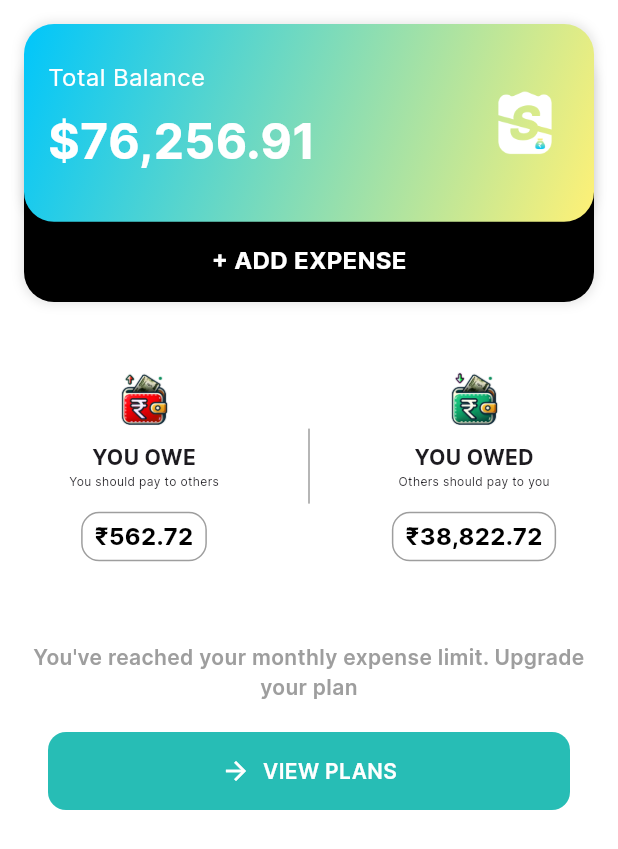
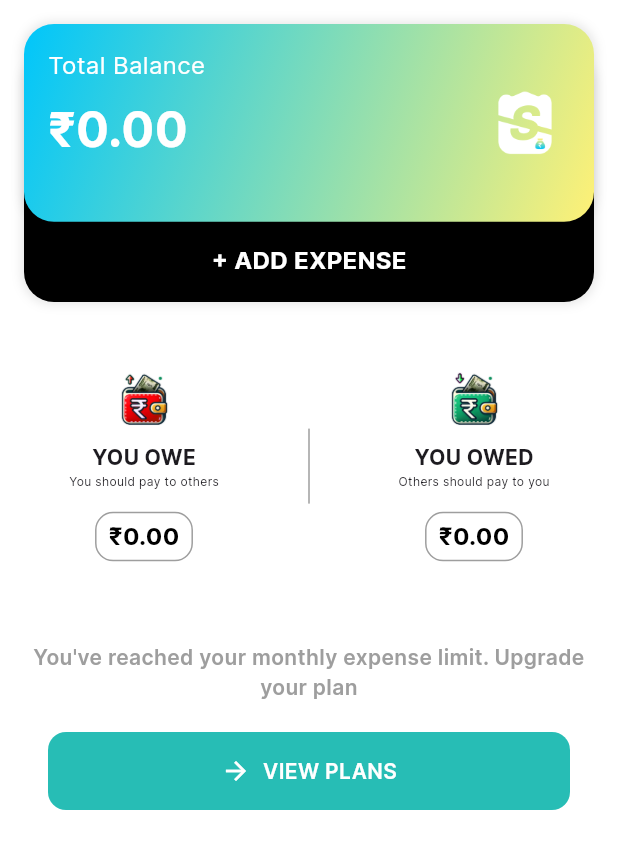
Before and after one commit to KonvictDev/splitter, a Flutter app: the HomePage screen opened directly, after a tap on "VIEW PLANS", on a phone screen of 412 x 824 dp. Shown: the top 849 px of the screen. Run offline on Flutter 3.47's test engine with Material 3 defaults, Android fonts, the phone set to English and light mode, and no system bars; our stand-ins replace animated_flip_counter, cloud_firestore, cloud_functions, contacts_service, firebase_auth, firebase_core and 8 more; missing offline and left inert: firebase_app_check; accounts and stored records are empty.

Commit message:
Day 4 commit

```diff
--- a/lib/Constants/AppConstants.dart
+++ b/lib/Constants/AppConstants.dart
@@ -16,4 +16,11 @@ class AppConstants {
   static const double textFieldWidth = 85.0;
   static const double borderRadius = 10.0;
   static const double dialogBorderRadius = 20.0;
+
+  // Example
+  static TextStyle titleStyle = TextStyle(
+    fontFamily: 'interBold',
+    fontSize: 32,
+    color: Colors.white,
+  );
 }
--- a/lib/bottom_navigation_main_screen.dart
+++ b/lib/bottom_navigation_main_screen.dart
@@ -1,19 +1,20 @@
 import 'package:flutter/cupertino.dart';
 import 'package:flutter/material.dart';
+import 'package:flutter_riverpod/flutter_riverpod.dart';
 
 import 'friends_screen.dart';
 import 'ProfilePage.dart';
 import 'groupsPage.dart';
 import 'home_page.dart';
 
-class BottomNavigationMainScreen extends StatefulWidget {
+class BottomNavigationMainScreen extends ConsumerStatefulWidget {
   @override
   _BottomNavigationMainScreenState createState() =>
       _BottomNavigationMainScreenState();
 }
 
 class _BottomNavigationMainScreenState
-    extends State<BottomNavigationMainScreen> {
+    extends ConsumerState<BottomNavigationMainScreen> {
   int _selectedIndex = 0;
 
   final List<Widget> _screens = [
--- a/lib/home_page.dart
+++ b/lib/home_page.dart
@@ -1,16 +1,87 @@
 import 'dart:ui';
+import 'package:animated_flip_counter/animated_flip_counter.dart';
+import 'package:cloud_firestore/cloud_firestore.dart';
+import 'package:firebase_auth/firebase_auth.dart';
 import 'package:flutter/material.dart';
+import 'package:flutter_riverpod/flutter_riverpod.dart';
+import 'package:splitter/groupCreationPage.dart'; // Ensure this import is correct
+import 'package:splitter/provider/balanceProvider.dart';
+import 'package:splitter/repository/GroupRepository.dart';
+import 'Constants/AppConstants.dart';
 
-class HomePage extends StatefulWidget {
+class HomePage extends ConsumerStatefulWidget  {
   @override
   _HomePageState createState() => _HomePageState();
 }
 
-class _HomePageState extends State<HomePage> {
-  int _selectedIndex = 0;
+class _HomePageState extends ConsumerState<HomePage> {
+  final GroupRepository _groupsRepository = GroupRepository();
+  String? _errorMessage;
+
+  Future<void> _fetchBalance() async {
+    final user = FirebaseAuth.instance.currentUser;
+    if (user?.phoneNumber?.isEmpty ?? true) {
+      setState(() {
+        _errorMessage = 'User not logged in or phone number missing.';
+      });
+      return;
+    }
+
+    final String userPhone = user!.phoneNumber!;
+
+    try {
+      final doc = await FirebaseFirestore.instance
+          .collection('users')
+          .doc(_groupsRepository.normalizePhone(userPhone))
+          .get();
+
+      if (!doc.exists) {
+        setState(() {
+          _errorMessage = 'User document not found.';
+        });
+        return;
+      }
+
+      final data = doc.data() as Map<String, dynamic>;
+      final Map<String, dynamic> friends = data['friends'] as Map<String, dynamic>? ?? {};
+
+      double totalTheyOwe = 0.0;
+      double totalYouOwe = 0.0;
+
+      friends.forEach((key, friend) {
+        if (friend is Map<String, dynamic>) {
+          totalTheyOwe += ((friend['theyOwe'] ?? 0) as num).toDouble();
+          totalYouOwe += ((friend['youOwe'] ?? 0) as num).toDouble();
+        }
+      });
+
+      double balance = totalTheyOwe - totalYouOwe;
+
+      // Ensure balance is not negative
+      if (balance < 0) {
+        balance = 0;
+      }
+      ref.read(balanceProvider.notifier).updateBalance(balance, totalTheyOwe, totalYouOwe);
+    } on FirebaseException catch (e) {
+      setState(() {
+        _errorMessage = 'Firebase error: ${e.message}';
+      });
+    } catch (e) {
+      setState(() {
+        _errorMessage = 'Error fetching balance: $e';
+      });
+    }
+  }
+
+  @override
+  void initState() {
+    super.initState();
+    _fetchBalance();
+  }
 
   @override
   Widget build(BuildContext context) {
+    final balanceState = ref.watch(balanceProvider);
     return Scaffold(
       backgroundColor: Colors.white,
       body: SingleChildScrollView(
@@ -18,9 +89,8 @@ class _HomePageState extends State<HomePage> {
         child: Stack(
           clipBehavior: Clip.none,
           children: [
-            // Secondary card placed in the background
             Positioned(
-              top: MediaQuery.of(context).size.height * 0.025, // 2.5% of the screen height
+              top: MediaQuery.of(context).size.height * 0.025,
               left: 0,
               right: 0,
               child: _buildSecondaryCard(context),
@@ -28,114 +98,49 @@ class _HomePageState extends State<HomePage> {
             Column(
               crossAxisAlignment: CrossAxisAlignment.start,
               children: [
-                _buildBalanceCard(context),
+                _buildBalanceCard(context, balanceState.balance),
               ],
             ),
-            // Summary cards directly below the secondary card
             Positioned(
-              top: MediaQuery.of(context).size.height * 0.26, // Adjust to place below secondary card
+              top: MediaQuery.of(context).size.height * 0.26,
               left: 0,
               right: 0,
               child: Row(
                 mainAxisAlignment: MainAxisAlignment.spaceBetween,
                 children: [
-                  _buildSummaryCard('YOU OWE', 'You should pay to others','\₹562.72',  'assets/icons/debit.png'),
+                  _buildSummaryCard('YOU OWE', 'You should pay to others', balanceState.youOwe, 'assets/icons/debit.png'),
                   Container(
                     width: 1,
-                    height: 50, // Adjust the height of the line based on your card's height
-                    color: Colors.grey, // Color of the vertical line
+                    height: 50,
+                    color: Colors.grey,
                   ),
-                  _buildSummaryCard('YOU OWED', 'Others should pay to you','\₹38,822.72',  'assets/icons/credit.png'),
+                  _buildSummaryCard('YOU OWED', 'Others should pay to you', balanceState.theyOwe, 'assets/icons/credit.png'),
                 ],
               ),
             ),
-      Positioned(
-        top: MediaQuery.of(context).size.height * 0.5, // Further adjusted position for text and button
-        left: 0,
-        right: 0,
-        child: Column(
-          children: [
-            const Center(
-              child: Text(
-                "You've reached your monthly expense limit. Upgrade your plan",
-                style: TextStyle(
-                  color: Colors.grey,
-                  fontFamily: 'interSemiBold',
-                  fontSize: 14,
-                ),
-                textAlign: TextAlign.center, // Ensures the text itself is centered
-              ),
-            ),
-            const SizedBox(height: 20),
-            Center(
-              child: GestureDetector(
-                onTap: () {
-                  // Add your navigation or action logic here
-                },
-                child: Container(
-                  width: double.infinity, // Make the button span the screen width
-                  margin: const EdgeInsets.symmetric(horizontal: 16), // Add margin for spacing
-                  padding: const EdgeInsets.symmetric(horizontal: 20, vertical: 16),
-                  decoration: BoxDecoration(
-                    gradient: const LinearGradient(
-                      colors: [   Color(0xFF27BDB5),
-                        Color(0xFF27BDB5)],
-                      begin: Alignment.centerLeft,
-                      end: Alignment.centerRight,
-                    ),
-                    borderRadius: BorderRadius.circular(12),
-                  ),
-                  child: Row(
-                    mainAxisAlignment: MainAxisAlignment.center, // Center the icon and text
-                    mainAxisSize: MainAxisSize.max,
-                    children: [
-                      const Icon(
-                        Icons.arrow_forward, // Replace with your preferred icon
-                        color: Colors.white,
-                        size: 20,
-                      ),
-                      const SizedBox(width: 8),
-                      const Text(
-                        'VIEW PLANS',
-                        style: TextStyle(
-                          color: Colors.white,
-                          fontFamily: 'interSemiBold',
-                          fontSize: 14,
-                        ),
-                      ),
-                    ],
-                  ),
-                ),
-              ),
+            Positioned(
+              top: MediaQuery.of(context).size.height * 0.5,
+              left: 0,
+              right: 0,
+              child: _buildUpgradePlanSection(),
             ),
           ],
-        ),
-      ),
-
-
-      ],
         ),
       ),
     );
   }
 
-  Widget _buildBalanceCard(BuildContext context) {
-    double screenHeight = MediaQuery.of(context).size.height;
-    double cardHeight = screenHeight * 0.16;
-
+  Widget _buildBalanceCard(BuildContext context, double balance) {
     return Container(
       width: MediaQuery.of(context).size.width,
-      height: cardHeight,
+      height: MediaQuery.of(context).size.height * 0.16,
       padding: const EdgeInsets.all(16),
       decoration: BoxDecoration(
         borderRadius: BorderRadius.circular(20),
         gradient: const LinearGradient(
+          colors: [Color(0xFF00C6FB), Color(0xFFFFF176)],
           begin: Alignment.topLeft,
           end: Alignment.bottomRight,
-          colors: [
-            Color(0xFF00C6FB),
-            Color(0xFFFFF176),
-          ],
         ),
         boxShadow: [
           BoxShadow(
@@ -151,9 +156,8 @@ class _HomePageState extends State<HomePage> {
         children: [
           Column(
             crossAxisAlignment: CrossAxisAlignment.start,
-            children: const [
-              SizedBox(height: 8),
-              Text(
+            children: [
+              const Text(
                 'Total Balance',
                 style: TextStyle(
                   fontFamily: 'interRegular',
@@ -161,17 +165,17 @@ class _HomePageState extends State<HomePage> {
                   fontSize: 16,
                 ),
               ),
-              SizedBox(height: 8),
-              Text(
-                '\$76,256.91',
-                style: TextStyle(
-                  fontFamily: 'interBold',
-                  color: Colors.white,
-                  fontSize: 32,
-                  fontWeight: FontWeight.bold,
-                ),
+              const SizedBox(height: 8),
+              TweenAnimationBuilder<double>(
+                tween: Tween<double>(begin: 0.00, end: balance),
+                duration: const Duration(milliseconds: 500),
+                builder: (context, value, child) {
+                  return Text(
+                    "\₹${value.toStringAsFixed(2)}",
+                    style: AppConstants.titleStyle,
+                  );
+                },
               ),
-              SizedBox(height: 8),
             ],
           ),
           Image.asset(
@@ -185,80 +189,76 @@ class _HomePageState extends State<HomePage> {
   }
 
   Widget _buildSecondaryCard(BuildContext context) {
-    double screenHeight = MediaQuery.of(context).size.height;
-    double cardHeight = screenHeight * 0.2;
-
-    return Container(
-      width: MediaQuery.of(context).size.width,
-      height: cardHeight,
-      padding: const EdgeInsets.all(16),
-      decoration: BoxDecoration(
-        borderRadius: BorderRadius.circular(20),
-        color: Colors.black,
-        boxShadow: [
-          BoxShadow(
-            color: Colors.black.withOpacity(0.1),
-            spreadRadius: 1,
-            blurRadius: 5,
-          ),
-        ],
-      ),
-      child: Align(
-        alignment: Alignment.bottomCenter,
-        child: const Text(
-          '+ ADD EXPENSE',
-          style: TextStyle(
-            fontFamily: 'interBold',
-            color: Colors.white,
-            fontSize: 16,
-            fontWeight: FontWeight.w500,
+    return GestureDetector(
+      onTap: () {
+        // Navigate to GroupCreationPage
+        Navigator.push(
+          context,
+          MaterialPageRoute(builder: (context) => GroupCreationPage()),
+        );
+      },
+      child: Container(
+        width: MediaQuery.of(context).size.width,
+        height: MediaQuery.of(context).size.height * 0.2,
+        padding: const EdgeInsets.all(16),
+        decoration: BoxDecoration(
+          borderRadius: BorderRadius.circular(20),
+          color: Colors.black,
+          boxShadow: [
+            BoxShadow(
+              color: Colors.black.withOpacity(0.1),
+              spreadRadius: 1,
+              blurRadius: 5,
+            ),
+          ],
+        ),
+        child: const Align(
+          alignment: Alignment.bottomCenter,
+          child: Text(
+            '+ ADD EXPENSE',
+            style: TextStyle(
+              fontFamily: 'interBold',
+              color: Colors.white,
+              fontSize: 16,
+              fontWeight: FontWeight.w500,
+            ),
           ),
         ),
       ),
     );
   }
 
-  Widget _buildSummaryCard(String title, String description, String amount, String imagePath) {
+  Widget _buildSummaryCard(String title, String description, double amount, String imagePath) {
     return Container(
       width: 160,
       padding: const EdgeInsets.all(16),
       decoration: BoxDecoration(
         color: Colors.white,
         borderRadius: BorderRadius.circular(10),
-        border: Border.all(
-          color: Colors.white,
-          width: 1,
-        ),
+        border: Border.all(color: Colors.white, width: 1),
       ),
       child: Column(
         children: [
-          Image.asset(
-            imagePath,
-            height: 40, // Adjust the size of the image
-            width: 40,
-          ),
+          Image.asset(imagePath, height: 40, width: 40),
           const SizedBox(height: 8),
-          Text(
-            title,
-            style: const TextStyle(fontFamily: 'interBold', fontWeight: FontWeight.bold),
-          ),
-          Text(
-            description,
-            style: const TextStyle(fontFamily: 'interRegular', fontSize: 8),
-          ),
-          const SizedBox(height: 15 ),
+          Text(title, style: const TextStyle(fontFamily: 'interBold', fontWeight: FontWeight.bold)),
+          Text(description, style: const TextStyle(fontFamily: 'interRegular', fontSize: 8)),
+          const SizedBox(height: 15),
           Container(
             padding: const EdgeInsets.symmetric(horizontal: 8, vertical: 4),
             decoration: BoxDecoration(
               borderRadius: BorderRadius.circular(12),
-              border: Border.all(
-                color: Colors.grey,
-                width: 1,
-              ),
+              border: Border.all(color: Colors.grey, width: 1),
             ),
-            child: Text(
-              amount,
-              style: const TextStyle(fontFamily: 'interBold', fontSize: 16, color: Colors.black),
+            child: TweenAnimationBuilder<double>(
+              tween: Tween<double>(begin: 0.00, end: amount),
+              duration: const Duration(milliseconds: 500),
+              builder: (context, value, child) {
+                return Text(
+                  "\₹${value.toStringAsFixed(2)}",
+                  style: const TextStyle(fontFamily: 'interBold', fontSize: 16, color: Colors.black),
+                );
+              },
             ),
           ),
         ],
@@ -266,4 +266,57 @@ class _HomePageState extends State<HomePage> {
     );
   }
 
+  Widget _buildUpgradePlanSection() {
+    return Column(
+      children: [
+        const Center(
+          child: Text(
+            "You've reached your monthly expense limit. Upgrade your plan",
+            style: TextStyle(
+              color: Colors.grey,
+              fontFamily: 'interSemiBold',
+              fontSize: 14,
+            ),
+            textAlign: TextAlign.center,
+          ),
+        ),
+        const SizedBox(height: 20),
+        Center(
+          child: GestureDetector(
+            onTap: () {
+              // Add your navigation or action logic here
+            },
+            child: Container(
+              width: double.infinity,
+              margin: const EdgeInsets.symmetric(horizontal: 16),
+              padding: const EdgeInsets.symmetric(horizontal: 20, vertical: 16),
+              decoration: BoxDecoration(
+                gradient: const LinearGradient(
+                  colors: [Color(0xFF27BDB5), Color(0xFF27BDB5)],
+                  begin: Alignment.centerLeft,
+                  end: Alignment.centerRight,
+                ),
+                borderRadius: BorderRadius.circular(12),
+              ),
+              child: Row(
+                mainAxisAlignment: MainAxisAlignment.center,
+                children: [
+                  const Icon(Icons.arrow_forward, color: Colors.white, size: 20),
+                  const SizedBox(width: 8),
+                  const Text(
+                    'VIEW PLANS',
+                    style: TextStyle(
+                      color: Colors.white,
+                      fontFamily: 'interSemiBold',
+                      fontSize: 14,
+                    ),
+                  ),
+                ],
+              ),
+            ),
+          ),
+        ),
+      ],
+    );
+  }
 }
--- a/lib/main.dart
+++ b/lib/main.dart
@@ -1,6 +1,7 @@
 import 'package:firebase_app_check/firebase_app_check.dart';
 import 'package:firebase_core/firebase_core.dart';
 import 'package:flutter/material.dart';
+import 'package:flutter_riverpod/flutter_riverpod.dart';
 import 'splash_screen.dart';
 
 void main() async {
@@ -11,9 +12,12 @@ void main() async {
     androidProvider: AndroidProvider.debug,
     appleProvider: AppleProvider.appAttest,
   );// Initialize Firebase
-  runApp(MyApp());
+  runApp(const ProviderScope(
+    child: MyApp(),
+  ));
 }
 class MyApp extends StatelessWidget {
+  const MyApp({super.key});
   @override
   Widget build(BuildContext context) {
     return MaterialApp(
--- /dev/null
+++ b/lib/provider/balanceProvider.dart
@@ -0,0 +1,8 @@
+import 'package:flutter_riverpod/flutter_riverpod.dart';
+
+import '../model/BalanceState.dart';
+import '../notifier/BalanceNotifier.dart';
+
+final balanceProvider = StateNotifierProvider<BalanceNotifier, BalanceState>(
+      (ref) => BalanceNotifier(),
+);
--- a/pubspec.yaml
+++ b/pubspec.yaml
@@ -43,6 +43,8 @@ dependencies:
   connectivity_plus: ^6.1.3
   firebase_analytics: ^11.4.2
   firebase_messaging: ^15.2.2
+  animated_flip_counter: ^0.3.4
+  flutter_riverpod: ^2.6.1
   flutter_local_notifications: ^18.0.1
   cloud_functions: ^5.3.2
   pool: ^1.5.1
```
Also changed, not shown: lib/groupCreationPage.dart (+2 -15 lines), lib/groupsPage.dart (+7 -8 lines), lib/model/BalanceState.dart (added, +23 -0 lines), lib/notifier/BalanceNotifier.dart (added, +16 -0 lines), lib/repository/GroupRepository.dart (+13 -4 lines), pubspec.lock.
